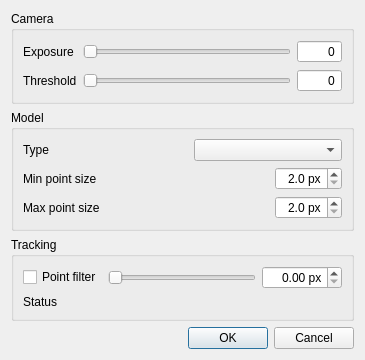
Qt form tracker-trackhat/dialog.ui (opentrack/opentrack) before a commit.
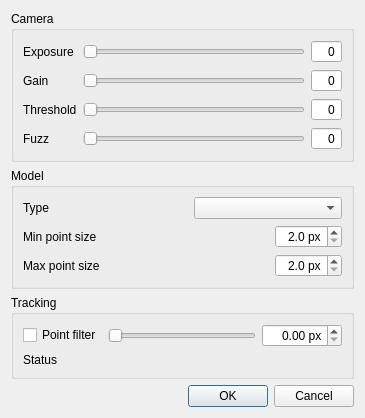
The same form after that commit. Icons and pictures are not drawn.

The edit to the form file:
```diff
--- a/tracker-trackhat/dialog.ui
+++ b/tracker-trackhat/dialog.ui
@@ -7,7 +7,7 @@
     <x>0</x>
     <y>0</y>
     <width>365</width>
-    <height>334</height>
+    <height>388</height>
    </rect>
   </property>
   <property name="minimumSize">
@@ -30,6 +30,22 @@
       <string>Camera</string>
      </property>
      <layout class="QGridLayout" name="gridLayout">
+      <item row="1" column="1">
+       <widget class="QSlider" name="gain_slider">
+        <property name="sizePolicy">
+         <sizepolicy hsizetype="Expanding" vsizetype="Maximum">
+          <horstretch>0</horstretch>
+          <verstretch>0</verstretch>
+         </sizepolicy>
+        </property>
+        <property name="maximum">
+         <number>51</number>
+        </property>
+        <property name="orientation">
+         <enum>Qt::Horizontal</enum>
+        </property>
+       </widget>
+      </item>
       <item row="0" column="1">
        <widget class="QSlider" name="exposure_slider">
         <property name="sizePolicy">
@@ -49,23 +65,7 @@
         </property>
        </widget>
       </item>
-      <item row="1" column="1">
-       <widget class="QSlider" name="threshold_slider">
-        <property name="sizePolicy">
-         <sizepolicy hsizetype="Expanding" vsizetype="Maximum">
-          <horstretch>0</horstretch>
-          <verstretch>0</verstretch>
-         </sizepolicy>
-        </property>
-        <property name="maximum">
-         <number>191</number>
-        </property>
-        <property name="orientation">
-         <enum>Qt::Horizontal</enum>
-        </property>
-       </widget>
-      </item>
-      <item row="1" column="2">
+      <item row="2" column="2">
        <widget class="QSpinBox" name="threshold_label">
         <property name="alignment">
          <set>Qt::AlignRight|Qt::AlignTrailing|Qt::AlignVCenter</set>
@@ -93,7 +93,49 @@
          <enum>QAbstractSpinBox::NoButtons</enum>
         </property>
         <property name="maximum">
-         <number>65535</number>
+         <number>999</number>
+        </property>
+       </widget>
+      </item>
+      <item row="2" column="0">
+       <widget class="QLabel" name="label_3">
+        <property name="text">
+         <string>Threshold</string>
+        </property>
+       </widget>
+      </item>
+      <item row="1" column="2">
+       <widget class="QSpinBox" name="gain_label">
+        <property name="alignment">
+         <set>Qt::AlignRight|Qt::AlignTrailing|Qt::AlignVCenter</set>
+        </property>
+        <property name="readOnly">
+         <bool>true</bool>
+        </property>
+        <property name="buttonSymbols">
+         <enum>QAbstractSpinBox::NoButtons</enum>
+        </property>
+        <property name="maximum">
+         <number>999</number>
+        </property>
+       </widget>
+      </item>
+      <item row="2" column="1">
+       <widget class="QSlider" name="threshold_slider">
+        <property name="sizePolicy">
+         <sizepolicy hsizetype="Expanding" vsizetype="Maximum">
+          <horstretch>0</horstretch>
+          <verstretch>0</verstretch>
+         </sizepolicy>
+        </property>
+        <property name="minimum">
+         <number>64</number>
+        </property>
+        <property name="maximum">
+         <number>255</number>
+        </property>
+        <property name="orientation">
+         <enum>Qt::Horizontal</enum>
         </property>
        </widget>
       </item>
@@ -105,9 +147,51 @@
        </widget>
       </item>
       <item row="1" column="0">
-       <widget class="QLabel" name="label_3">
+       <widget class="QLabel" name="label_2">
         <property name="text">
-         <string>Threshold</string>
+         <string>Gain</string>
+        </property>
+       </widget>
+      </item>
+      <item row="3" column="0">
+       <widget class="QLabel" name="label_7">
+        <property name="text">
+         <string>Fuzz</string>
+        </property>
+       </widget>
+      </item>
+      <item row="3" column="1">
+       <widget class="QSlider" name="threshold_2_slider">
+        <property name="sizePolicy">
+         <sizepolicy hsizetype="Expanding" vsizetype="Maximum">
+          <horstretch>0</horstretch>
+          <verstretch>0</verstretch>
+         </sizepolicy>
+        </property>
+        <property name="minimum">
+         <number>1</number>
+        </property>
+        <property name="maximum">
+         <number>254</number>
+        </property>
+        <property name="orientation">
+         <enum>Qt::Horizontal</enum>
+        </property>
+       </widget>
+      </item>
+      <item row="3" column="2">
+       <widget class="QSpinBox" name="threshold_2_label">
+        <property name="alignment">
+         <set>Qt::AlignRight|Qt::AlignTrailing|Qt::AlignVCenter</set>
+        </property>
+        <property name="readOnly">
+         <bool>true</bool>
+        </property>
+        <property name="buttonSymbols">
+         <enum>QAbstractSpinBox::NoButtons</enum>
+        </property>
+        <property name="maximum">
+         <number>999</number>
         </property>
        </widget>
       </item>
```
